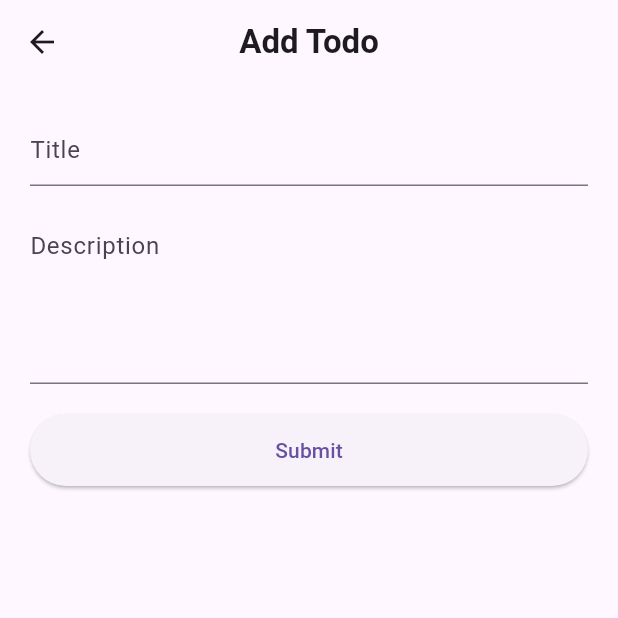
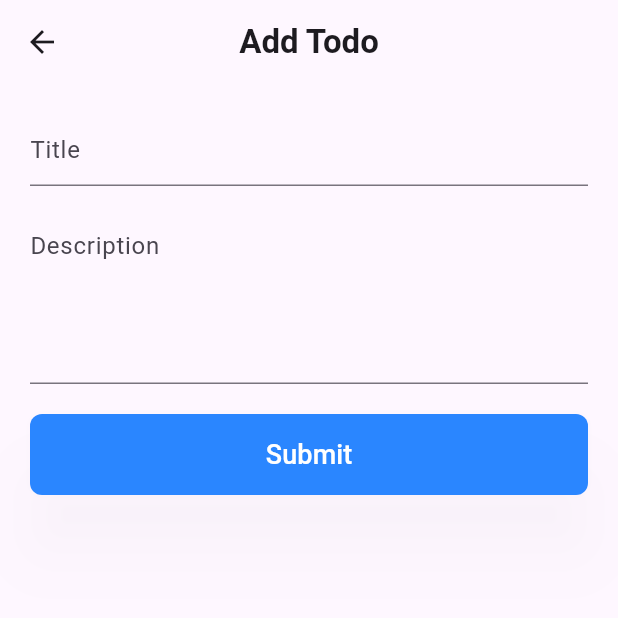
Before and after one commit to MHN-Sathsara/Todo-App-using-Rest-API-CRUD-App-Flutter, a Flutter app: the TodoListPage screen opened by its route, after a tap on the "logout" icon, after a tap on "Add Todo", on a phone screen of 412 x 824 dp, the top half of it. Run offline on Flutter 3.47's test engine with Material 3 defaults, Android fonts, the phone set to English and light mode, and no system bars; our stand-ins replace dio, firebase_auth, firebase_core, flutter_keyboard_visibility, fluttertoast, get and 3 more; accounts and stored records are empty; network calls fail.

Commit message:
Theme Color changes

```diff
--- a/todo_app/lib/view/screens/add_page.dart
+++ b/todo_app/lib/view/screens/add_page.dart
@@ -2,6 +2,7 @@ import 'package:flutter/material.dart';
 import 'package:dio/dio.dart';
 import 'package:get/get.dart';
 import 'package:todo_app/controllers/todo_controller.dart';
+import 'package:todo_app/utils/themes/colorsp.dart';
 
 class AddTodoPage extends StatefulWidget {
   final Map? todo;
@@ -70,11 +71,21 @@ class _AddTodoPageState extends State<AddTodoPage> {
               onPressed: isEdit
                   ? () => updateData(todoController)
                   : () => submitData(todoController),
+              style: ElevatedButton.styleFrom(
+                backgroundColor: kButtonColor,
+                shape: RoundedRectangleBorder(
+                  borderRadius: BorderRadius.circular(8),
+                ),
+                shadowColor: Colors.black12,
+                elevation: 20,
+              ),
               child: Padding(
                 padding: const EdgeInsets.all(14.0),
-              child: Text(isEdit ? 'Update' : 'Submit'),
+                child: Text(
+                  isEdit ? 'Update' : 'Submit',
+                  style: const TextStyle(color: Colors.white, fontSize: 18),
                 ),
-          ),
+              )),
         ],
       ),
     );
--- a/todo_app/lib/view/screens/too_list.dart
+++ b/todo_app/lib/view/screens/too_list.dart
@@ -28,7 +28,10 @@ class TodoListPage extends StatelessWidget {
       ),
       body: Obx(() {
         if (todoController.isLoading.value) {
-          return const Center(child: CircularProgressIndicator());
+          return const Center(
+              child: CircularProgressIndicator(
+            color: kBlueAccent,
+          ));
         } else if (todoController.todos.isEmpty) {
           return const Center(
             child: Text(
@@ -38,6 +41,7 @@ class TodoListPage extends StatelessWidget {
           );
         } else {
           return RefreshIndicator(
+            color: kBlueAccent,
             onRefresh: todoController.fetchTodos,
             child: ListView.builder(
               itemCount: todoController.todos.length,
```
Lines whose indentation alone changed are shown as unchanged.
